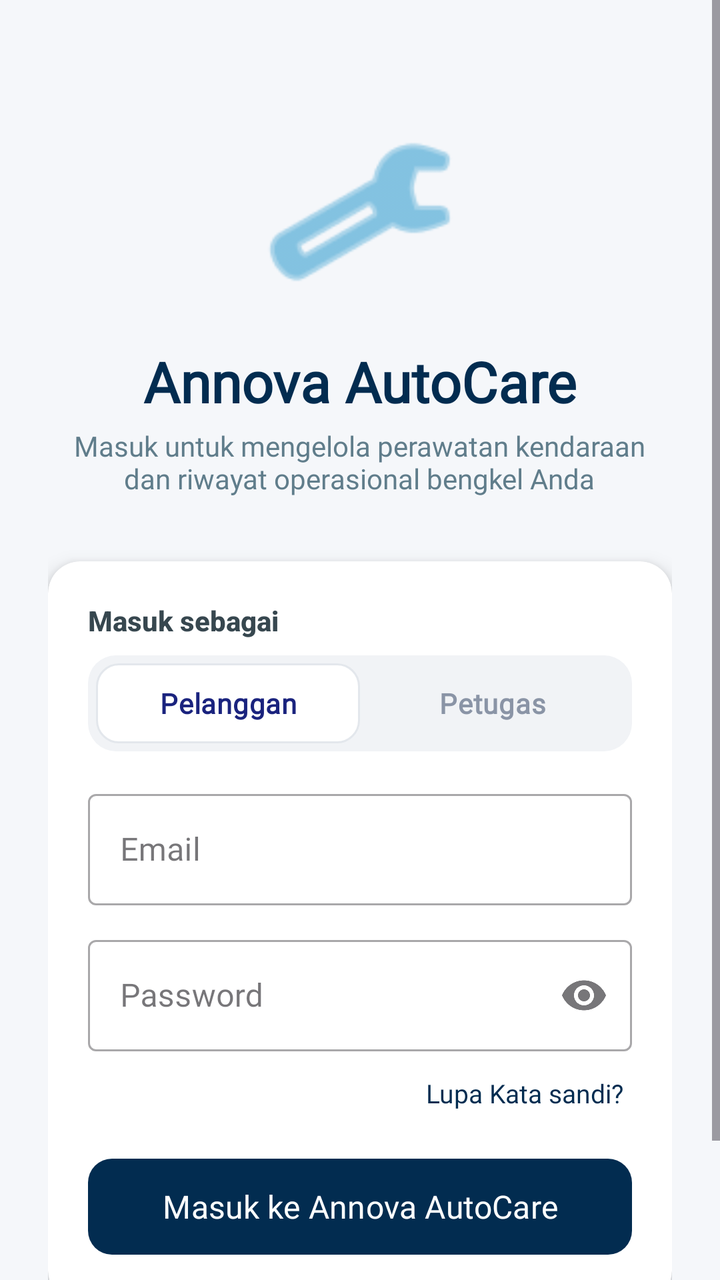
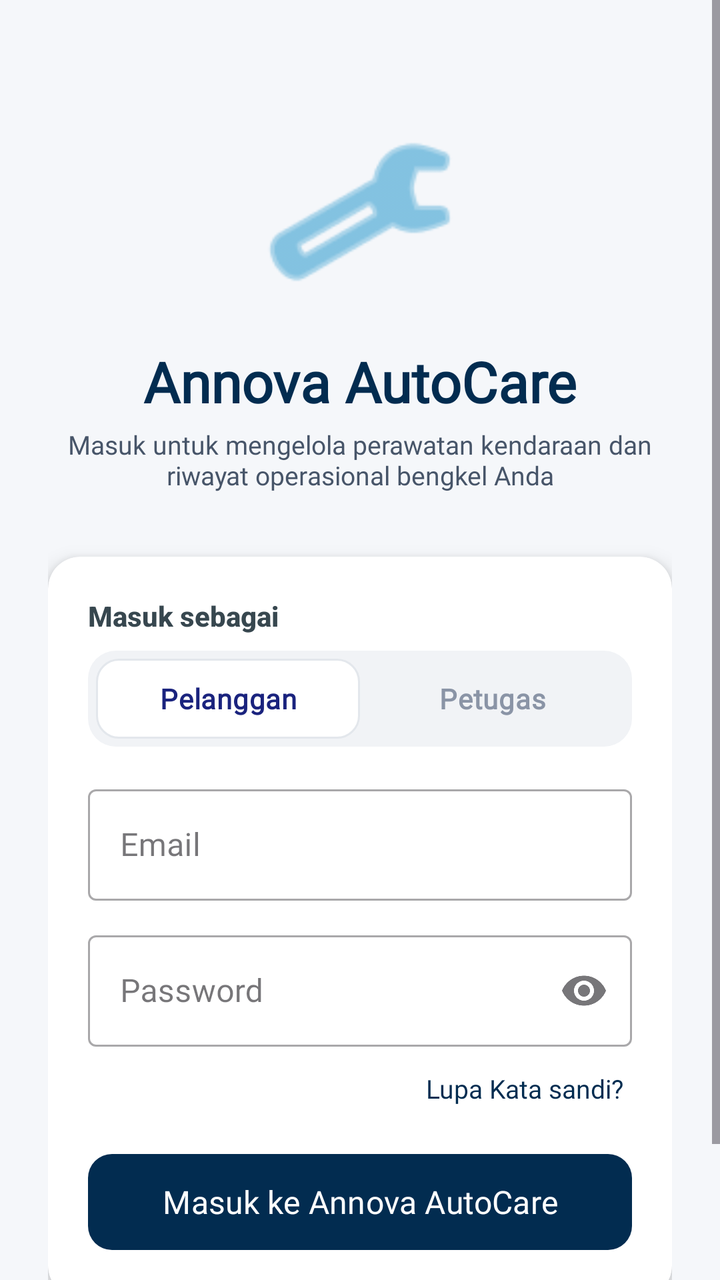

Compare the two renders of this Android layout. The source of the first and the diff that turns it into the second are given below.
<!-- AndroidManifest.xml: application theme Theme.MobileProject -->
<!-- res/layout/activity_login.xml -->
<?xml version="1.0" encoding="utf-8"?>
<ScrollView xmlns:android="http://schemas.android.com/apk/res/android"
    xmlns:app="http://schemas.android.com/apk/res-auto"
    xmlns:tools="http://schemas.android.com/tools"
    android:layout_width="match_parent"
    android:layout_height="match_parent"
    android:background="#F5F7FA"
    android:fillViewport="true"
    android:id="@+id/main"
    tools:context=".LoginActivity">

    <LinearLayout
        android:layout_width="match_parent"
        android:layout_height="wrap_content"
        android:gravity="center_horizontal"
        android:orientation="vertical"
        android:padding="24dp">

        

        
        <ImageView
            android:id="@+id/imgLogo"
            android:layout_width="100dp"
            android:layout_height="100dp"
            android:layout_marginTop="32dp"
            android:contentDescription="Logo aplikasi"
            android:src="@android:drawable/ic_menu_preferences"
            app:tint="#379FD0" />

        <TextView
            android:id="@+id/tvTitle"
            android:layout_width="wrap_content"
            android:layout_height="wrap_content"
            android:layout_marginTop="16dp"
            android:fontFamily="@font/poppins_bold"
            android:text="Annova AutoCare"
            android:textColor="#022C50"
            android:textSize="28sp"
            android:textStyle="bold" />

        <TextView
            android:id="@+id/tvSubtitle"
            android:layout_width="309dp"
            android:layout_height="wrap_content"
            android:layout_marginTop="4dp"
            android:fontFamily="@font/poppins_medium"
            android:text="Masuk untuk mengelola perawatan kendaraan dan riwayat operasional bengkel Anda"
            android:textAlignment="center"
            android:textColor="#607D8B"
            android:textSize="14sp" />

        
        <androidx.cardview.widget.CardView
            android:layout_width="match_parent"
            android:layout_height="wrap_content"
            android:layout_marginTop="32dp"
            app:cardCornerRadius="16dp"
            app:cardElevation="6dp">

            <LinearLayout
                android:layout_width="match_parent"
                android:layout_height="wrap_content"
                android:orientation="vertical"
                android:padding="20dp">

                
                <TextView
                    android:layout_width="wrap_content"
                    android:layout_height="wrap_content"
                    android:fontFamily="sans-serif-medium"
                    android:text="Masuk sebagai"
                    android:textColor="#37474F"
                    android:textSize="14sp"
                    android:textStyle="bold" />

                <RadioGroup
                    android:id="@+id/rgRole"
                    android:layout_width="match_parent"
                    android:layout_height="48dp"
                    android:layout_marginTop="8dp"
                    android:background="@drawable/bg_role_track"
                    android:orientation="horizontal"
                    android:padding="4dp">

                    <RadioButton
                        android:id="@+id/rbCustomer"
                        android:layout_width="0dp"
                        android:layout_height="match_parent"
                        android:layout_weight="1"
                        android:background="@drawable/bg_role_selector"
                        android:button="@null"
                        android:checked="true"
                        android:fontFamily="@font/poppins_medium"
                        android:gravity="center"
                        android:text="Pelanggan"
                        android:textColor="@color/role_text_color"
                        android:textSize="14sp"
                        android:textStyle="bold" />

                    <RadioButton
                        android:id="@+id/rbPetugas"
                        android:layout_width="0dp"
                        android:layout_height="match_parent"
                        android:layout_weight="1"
                        android:background="@drawable/bg_role_selector"
                        android:button="@null"
                        android:fontFamily="@font/poppins_medium"
                        android:gravity="center"
                        android:text="Petugas"
                        android:textColor="@color/role_text_color"
                        android:textSize="14sp"
                        android:textStyle="bold" />
                </RadioGroup>

                
                <com.google.android.material.textfield.TextInputLayout
                    android:id="@+id/tilEmail"
                    style="@style/Widget.MaterialComponents.TextInputLayout.OutlinedBox"
                    android:layout_width="match_parent"
                    android:layout_height="wrap_content"
                    android:layout_marginTop="16dp"
                    android:hint="Email">

                    <com.google.android.material.textfield.TextInputEditText
                        android:id="@+id/etEmail"
                        android:layout_width="match_parent"
                        android:layout_height="wrap_content"
                        android:fontFamily="@font/poppins"
                        android:inputType="textEmailAddress"
                        android:maxLines="1" />
                </com.google.android.material.textfield.TextInputLayout>

                
                <com.google.android.material.textfield.TextInputLayout
                    android:id="@+id/tilPassword"
                    style="@style/Widget.MaterialComponents.TextInputLayout.OutlinedBox"
                    android:layout_width="match_parent"
                    android:layout_height="wrap_content"
                    android:layout_marginTop="12dp"
                    android:hint="Password"
                    app:endIconMode="password_toggle">

                    <com.google.android.material.textfield.TextInputEditText
                        android:id="@+id/etPassword"
                        android:layout_width="match_parent"
                        android:layout_height="wrap_content"
                        android:fontFamily="@font/poppins"
                        android:inputType="textPassword"
                        android:maxLines="1" />
                </com.google.android.material.textfield.TextInputLayout>

                
                <TextView
                    android:id="@+id/tvLupaPassword"
                    android:layout_width="wrap_content"
                    android:layout_height="wrap_content"
                    android:layout_gravity="end"
                    android:layout_marginTop="8dp"
                    android:fontFamily="@font/poppins_medium"
                    android:padding="4dp"
                    android:text="Lupa Kata sandi?"
                    android:textColor="#022C50"
                    android:textSize="13sp" />

                
                <com.google.android.material.button.MaterialButton
                    android:id="@+id/btnLogin"
                    android:layout_width="match_parent"
                    android:layout_height="56dp"
                    android:layout_marginTop="16dp"
                    android:fontFamily="@font/poppins_semibold"
                    android:text="Masuk ke Annova AutoCare"
                    android:textAllCaps="false"
                    android:textSize="16sp"
                    app:backgroundTint="#022C50"
                    app:cornerRadius="12dp" />

                <ProgressBar
                    android:id="@+id/progressBar"
                    android:layout_width="wrap_content"
                    android:layout_height="wrap_content"
                    android:layout_gravity="center_horizontal"
                    android:layout_marginTop="12dp"
                    android:visibility="gone" />
            </LinearLayout>
        </androidx.cardview.widget.CardView>

        
        <LinearLayout
            android:id="@+id/layoutDaftar"
            android:layout_width="wrap_content"
            android:layout_height="wrap_content"
            android:layout_marginTop="24dp"
            android:orientation="horizontal">

            <TextView
                android:layout_width="wrap_content"
                android:layout_height="wrap_content"
                android:fontFamily="@font/poppins_medium"
                android:text="Belum memiliki akun Annova? "
                android:textColor="#607D8B" />

            <TextView
                android:id="@+id/tvDaftar"
                android:layout_width="wrap_content"
                android:layout_height="wrap_content"
                android:fontFamily="@font/poppins_medium"
                android:text="Daftar Sekarang"
                android:textColor="#022C50"
                android:textStyle="bold" />
        </LinearLayout>

    </LinearLayout>
</ScrollView>
<!-- resources referenced by this layout -->
<resources>
  <!-- drawable bg_role_selector (drawable) -->
  <?xml version="1.0" encoding="utf-8"?>
  <selector xmlns:android="http://schemas.android.com/apk/res/android">
      <item android:drawable="@drawable/bg_role_selected" android:state_checked="true" />
      <item android:drawable="@android:color/transparent" />
  </selector>
  <!-- drawable bg_role_track (drawable) -->
  <?xml version="1.0" encoding="utf-8"?>
  <shape xmlns:android="http://schemas.android.com/apk/res/android"
      android:shape="rectangle">
      <solid android:color="#F1F3F6" />
      <corners android:radius="14dp" />
  </shape>
  <style name="Theme.MobileProject" parent="Base.Theme.MobileProject" />
  <!-- drawable bg_role_selected (drawable) -->
  <?xml version="1.0" encoding="utf-8"?>
  <shape xmlns:android="http://schemas.android.com/apk/res/android"
      android:shape="rectangle">
      <solid android:color="#FFFFFF" />
      <stroke
          android:width="1dp"
          android:color="#E3E7EC" />
      <corners android:radius="11dp" />
  </shape>
  <style name="Base.Theme.MobileProject" parent="Theme.Material3.DayNight.NoActionBar">
  
      </style>
</resources>

<!-- the commit's change to res/layout/activity_login.xml (unified diff, before → after) -->
@@ -41,14 +41,14 @@
 
         <TextView
             android:id="@+id/tvSubtitle"
-            android:layout_width="309dp"
+            android:layout_width="312dp"
             android:layout_height="wrap_content"
             android:layout_marginTop="4dp"
             android:fontFamily="@font/poppins_medium"
             android:text="Masuk untuk mengelola perawatan kendaraan dan riwayat operasional bengkel Anda"
             android:textAlignment="center"
-            android:textColor="#607D8B"
-            android:textSize="14sp" />
+            android:textColor="#475569"
+            android:textSize="13sp" />
 
         
         <androidx.cardview.widget.CardView
